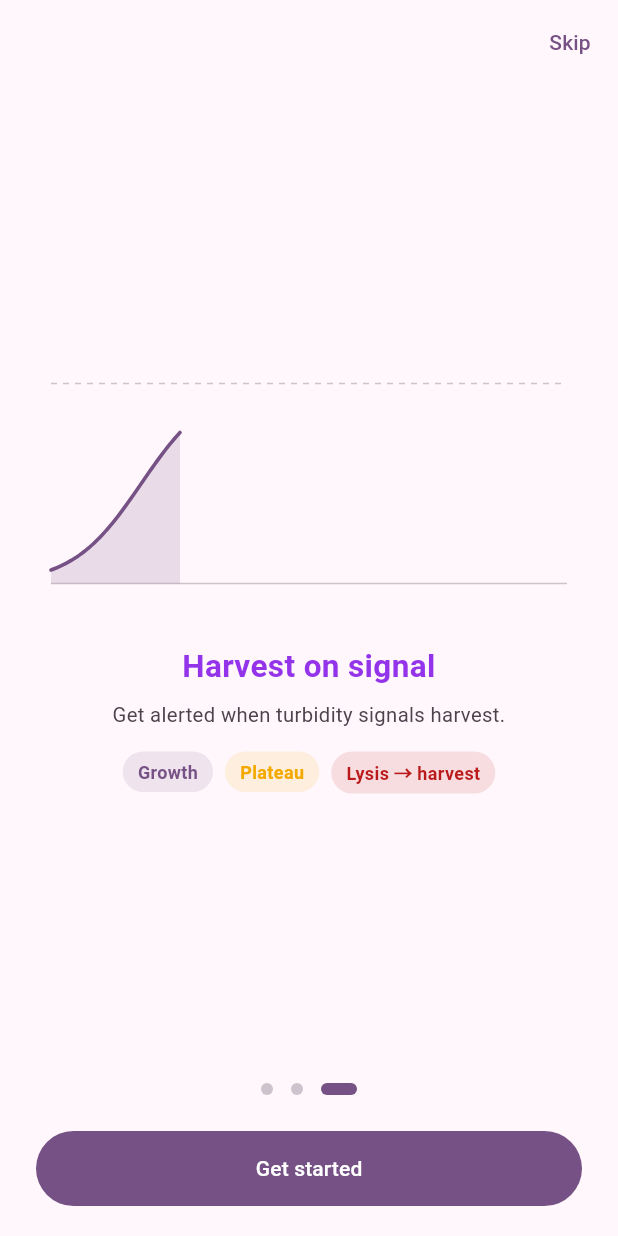
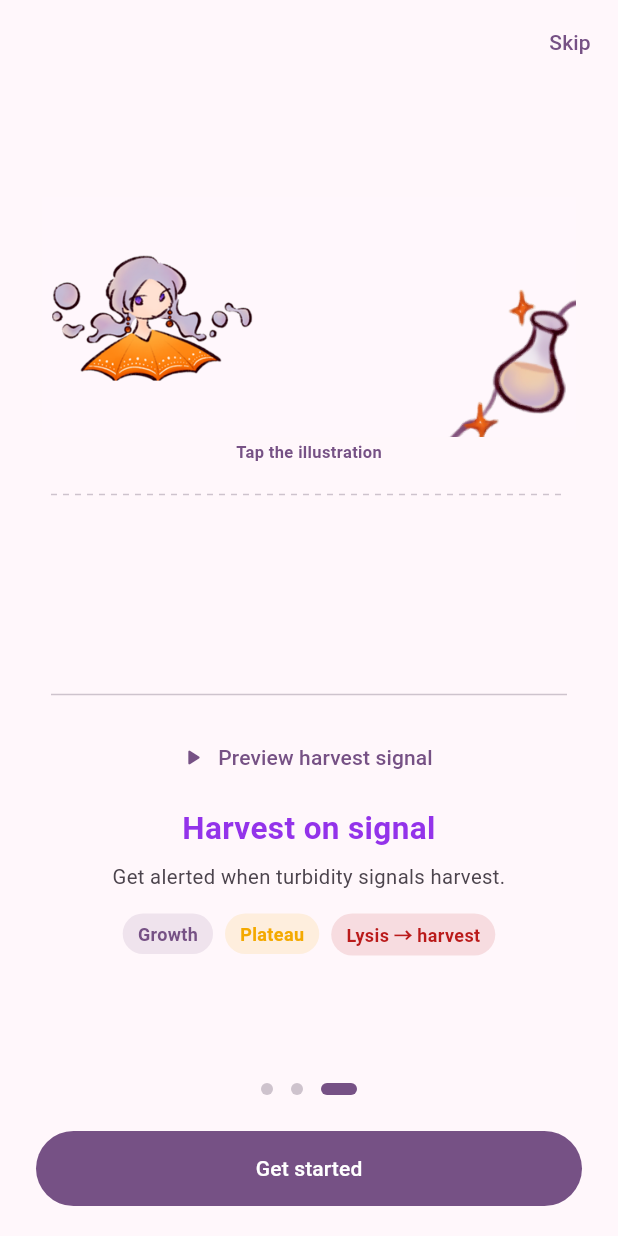
Before and after one commit to Eddie-Duan/igem-fermenter, a Flutter app: the screen it shows after launch, swiped to page 3, on a phone screen of 412 x 824 dp. Run offline on Flutter 3.47's test engine with Material 3 defaults, Android fonts, the phone set to English and light mode, and no system bars; our stand-ins replace share_plus, shared_preferences, sqflite; missing offline and left inert: flutter_reactive_ble; accounts and stored records are empty.

Commit message:
feat: Add onboarding mascot images and enhance onboarding page interactions

```diff
--- a/mobile_app/lib/pages/onboarding_page.dart
+++ b/mobile_app/lib/pages/onboarding_page.dart
@@ -5,7 +5,6 @@ import 'package:flutter/material.dart';
 
 import '../services/onboarding_store.dart';
 import '../services/simulated_sensor_source.dart';
-import '../widgets/feature_row.dart';
 
 /// 新用户引导：首次启动时自动展示，之后可从首页右上角重播。
 ///
@@ -37,6 +36,9 @@ class _OnboardingPageState extends State<OnboardingPage> {
 
   final PageController _pageController = PageController();
   int _index = 0;
+  int _selectedSignal = 0;
+  bool _mascotTapped = false;
+  bool _samplePreviewVisible = false;
 
   bool get _isLast => _index == _pageCount - 1;
 
@@ -87,7 +89,10 @@ class _OnboardingPageState extends State<OnboardingPage> {
                 Expanded(
                   child: PageView(
                     controller: _pageController,
-                    onPageChanged: (index) => setState(() => _index = index),
+                    onPageChanged: (index) => setState(() {
+                      _index = index;
+                      _mascotTapped = false;
+                    }),
                     children: [
                       _slide(0, _welcomeSlide()),
                       _slide(1, _signalsSlide()),
@@ -125,8 +130,11 @@ class _OnboardingPageState extends State<OnboardingPage> {
   Widget _welcomeSlide() {
     final scheme = Theme.of(context).colorScheme;
     return _pageShell([
-      Center(child: _logoBadge(scheme)),
-      const SizedBox(height: 26),
+      _mascotArtwork(
+        'assets/images/onboarding/mascot_welcome_v3.png',
+        height: 162,
+      ),
+      const SizedBox(height: 16),
       const Text('iGEM Fermenter',
           textAlign: TextAlign.center,
           style: TextStyle(fontSize: 26, fontWeight: FontWeight.bold)),
@@ -163,12 +171,66 @@ class _OnboardingPageState extends State<OnboardingPage> {
           ),
         ),
       ),
+      const SizedBox(height: 14),
+      FilledButton.tonalIcon(
+        onPressed: () =>
+            setState(() => _samplePreviewVisible = !_samplePreviewVisible),
+        icon: Icon(_samplePreviewVisible ? Icons.visibility_off : Icons.play_arrow),
+        label: Text(
+            _samplePreviewVisible ? 'Hide sample reading' : 'Preview a sample reading'),
+      ),
+      AnimatedSize(
+        duration: const Duration(milliseconds: 240),
+        curve: Curves.easeOutCubic,
+        child: _samplePreviewVisible
+            ? Padding(
+                padding: const EdgeInsets.only(top: 8),
+                child: Card(
+                  color: scheme.primaryContainer,
+                  child: const ListTile(
+                    leading: Icon(Icons.bubble_chart_outlined),
+                    title: Text('Sample culture is growing'),
+                    subtitle: Text('OD600  1.24     Temperature  37.0 °C'),
+                  ),
+                ),
+              )
+            : const SizedBox(width: double.infinity),
+      ),
     ]);
   }
 
   Widget _signalsSlide() {
     final scheme = Theme.of(context).colorScheme;
+    final signals = [
+      (
+        label: 'OD600',
+        icon: Icons.bubble_chart_outlined,
+        value: '1.24',
+        detail: 'Culture growth is rising.',
+        color: scheme.primary,
+      ),
+      (
+        label: 'Temperature',
+        icon: Icons.thermostat_outlined,
+        value: '37.0 °C',
+        detail: 'The culture is at its target.',
+        color: scheme.secondary,
+      ),
+      (
+        label: 'pH',
+        icon: Icons.science_outlined,
+        value: '6.8',
+        detail: 'The buffer is being monitored.',
+        color: scheme.tertiary,
+      ),
+    ];
+    final selected = signals[_selectedSignal];
     return _pageShell([
+      _mascotArtwork(
+        'assets/images/onboarding/mascot_signals_v3.png',
+        height: 160,
+      ),
+      const SizedBox(height: 4),
       _slideTitle('Three signals, one screen', scheme.tertiary),
       const SizedBox(height: 8),
       Text(
@@ -177,24 +239,53 @@ class _OnboardingPageState extends State<OnboardingPage> {
         style: TextStyle(
             fontSize: 13.5, height: 1.35, color: scheme.onSurfaceVariant),
       ),
-      const SizedBox(height: 18),
-      FeatureRow(
-        icon: Icons.bubble_chart_outlined,
-        title: 'Turbidity (OD600)',
-        body: 'Tracks culture growth and lysis.',
-        color: scheme.primary,
+      const SizedBox(height: 14),
+      Wrap(
+        alignment: WrapAlignment.center,
+        spacing: 8,
+        children: [
+          for (var i = 0; i < signals.length; i++)
+            ChoiceChip(
+              label: Text(signals[i].label),
+              selected: i == _selectedSignal,
+              onSelected: (_) => setState(() => _selectedSignal = i),
             ),
-      FeatureRow(
-        icon: Icons.thermostat_outlined,
-        title: 'Temperature',
-        body: 'Holds your target temperature.',
-        color: scheme.secondary,
+        ],
       ),
-      FeatureRow(
-        icon: Icons.science_outlined,
-        title: 'pH',
-        body: 'Tracks buffer changes.',
-        color: scheme.tertiary,
+      const SizedBox(height: 8),
+      AnimatedSwitcher(
+        duration: const Duration(milliseconds: 220),
+        child: Container(
+          key: ValueKey(selected.label),
+          padding: const EdgeInsets.all(16),
+          decoration: BoxDecoration(
+            color: selected.color.withValues(alpha: 0.1),
+            borderRadius: BorderRadius.circular(20),
+          ),
+          child: Row(
+            children: [
+              Icon(selected.icon, size: 32, color: selected.color),
+              const SizedBox(width: 12),
+              Expanded(
+                child: Column(
+                  crossAxisAlignment: CrossAxisAlignment.start,
+                  children: [
+                    Text(selected.label,
+                        style: TextStyle(
+                            color: selected.color,
+                            fontWeight: FontWeight.bold)),
+                    Text(selected.detail),
+                  ],
+                ),
+              ),
+              Text(selected.value,
+                  style: TextStyle(
+                      color: selected.color,
+                      fontSize: 18,
+                      fontWeight: FontWeight.bold)),
+            ],
+          ),
+        ),
       ),
     ]);
   }
@@ -202,8 +293,13 @@ class _OnboardingPageState extends State<OnboardingPage> {
   Widget _harvestSlide() {
     final scheme = Theme.of(context).colorScheme;
     return _pageShell([
+      _mascotArtwork(
+        'assets/images/onboarding/mascot_harvest_v3.png',
+        height: 160,
+      ),
+      const SizedBox(height: 4),
       const _HarvestCurvePreview(),
-      const SizedBox(height: 22),
+      const SizedBox(height: 8),
       _slideTitle('Harvest on signal', scheme.tertiary),
       const SizedBox(height: 8),
       Text(
@@ -253,28 +349,46 @@ class _OnboardingPageState extends State<OnboardingPage> {
       style: TextStyle(
           fontSize: 21, fontWeight: FontWeight.bold, color: color));
 
-  Widget _logoBadge(ColorScheme scheme) => Container(
-        padding: const EdgeInsets.all(22),
-        decoration: BoxDecoration(
-          shape: BoxShape.circle,
-          gradient: LinearGradient(
-            begin: Alignment.topLeft,
-            end: Alignment.bottomRight,
-            colors: [
-              scheme.primary,
-              Color.lerp(scheme.primary, scheme.tertiary, 0.55)!,
-            ],
+  Widget _mascotArtwork(String asset, {required double height}) {
+    final scheme = Theme.of(context).colorScheme;
+    return Semantics(
+      button: true,
+      label: _mascotTapped ? 'The mascot says hello' : 'Tap the mascot illustration',
+      child: GestureDetector(
+        behavior: HitTestBehavior.opaque,
+        onTap: () => setState(() => _mascotTapped = !_mascotTapped),
+        child: Column(
+          mainAxisSize: MainAxisSize.min,
+          children: [
+            AnimatedScale(
+              scale: _mascotTapped ? 1.04 : 1,
+              duration: const Duration(milliseconds: 220),
+              curve: Curves.easeOutBack,
+              child: Image.asset(
+                asset,
+                width: double.infinity,
+                height: height,
+                fit: BoxFit.cover,
               ),
-          boxShadow: [
-            BoxShadow(
-              color: scheme.primary.withValues(alpha: 0.3),
-              blurRadius: 26,
-              offset: const Offset(0, 10),
+            ),
+            const SizedBox(height: 2),
+            AnimatedSwitcher(
+              duration: const Duration(milliseconds: 160),
+              child: Text(
+                _mascotTapped ? 'Welcome to the lab!' : 'Tap the illustration',
+                key: ValueKey<bool>(_mascotTapped),
+                style: TextStyle(
+                  fontSize: 11,
+                  color: scheme.primary,
+                  fontWeight: FontWeight.w600,
+                ),
+              ),
             ),
           ],
         ),
-        child: Icon(Icons.biotech_rounded, size: 46, color: scheme.onPrimary),
+      ),
     );
+  }
 
   Widget _phasePill(String label, Color color) => Container(
         padding: const EdgeInsets.symmetric(horizontal: 10, vertical: 5),
@@ -360,11 +474,10 @@ class _HarvestCurvePreview extends StatefulWidget {
 
 class _HarvestCurvePreviewState extends State<_HarvestCurvePreview>
     with SingleTickerProviderStateMixin {
-  /// 4 秒一轮：前 2.8 秒画曲线，最后 1.2 秒亮起收获标记。
   late final AnimationController _controller = AnimationController(
     vsync: this,
-    duration: const Duration(milliseconds: 4000),
-  )..repeat();
+    duration: const Duration(milliseconds: 2800),
+  );
 
   @override
   void dispose() {
@@ -375,7 +488,10 @@ class _HarvestCurvePreviewState extends State<_HarvestCurvePreview>
   @override
   Widget build(BuildContext context) {
     final scheme = Theme.of(context).colorScheme;
-    return SizedBox(
+    return Column(
+      mainAxisSize: MainAxisSize.min,
+      children: [
+        SizedBox(
           height: 168,
           width: double.infinity,
           child: AnimatedBuilder(
@@ -391,6 +507,13 @@ class _HarvestCurvePreviewState extends State<_HarvestCurvePreview>
               ),
             ),
           ),
+        ),
+        TextButton.icon(
+          onPressed: () => _controller.forward(from: 0),
+          icon: const Icon(Icons.play_arrow_rounded),
+          label: const Text('Preview harvest signal'),
+        ),
+      ],
     );
   }
 }
--- a/mobile_app/pubspec.yaml
+++ b/mobile_app/pubspec.yaml
@@ -33,3 +33,7 @@ dev_dependencies:
 
 flutter:
   uses-material-design: true
+  assets:
+    - assets/images/onboarding/mascot_welcome_v3.png
+    - assets/images/onboarding/mascot_signals_v3.png
+    - assets/images/onboarding/mascot_harvest_v3.png
```
Also changed, not shown: mobile_app/assets/images/onboarding/mascot_harvest_v3.png (added), mobile_app/assets/images/onboarding/mascot_signals_v3.png (added), mobile_app/assets/images/onboarding/mascot_welcome_v3.png (added), 2 other files. Lines whose indentation alone changed are shown as unchanged.
